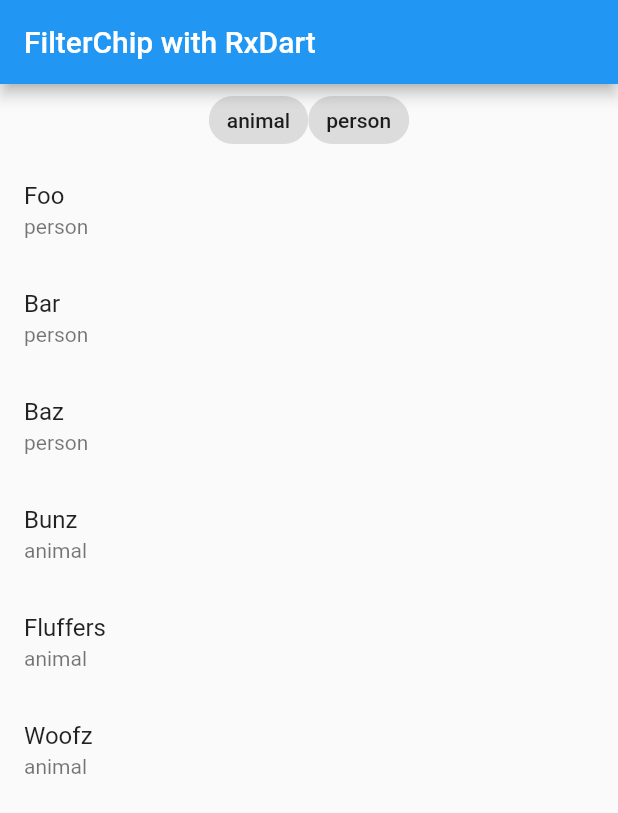
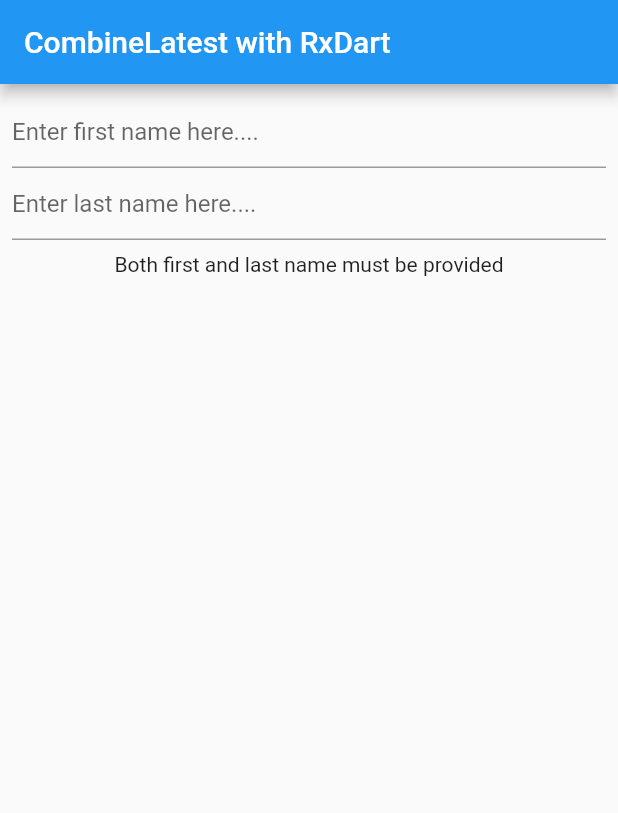
Before and after one commit to ruqaiyasattar/addcontactpp-rxdart, a Flutter app: the screen it shows after launch, on a phone screen of 412 x 824 dp. Shown: the top 813 px of the screen. Run offline on Flutter 3.47's test engine with Material 2 defaults, Android fonts, the phone set to English and light mode, and no system bars; our stand-ins replace rxdart.

Commit message:
added textfield demo

```diff
--- a/lib/main.dart
+++ b/lib/main.dart
@@ -1,60 +1,5 @@
 import 'package:flutter/material.dart';
 import 'package:rxdart/rxdart.dart';
-
-enum TypeOfThings{ animal, person }
-
-@immutable
-class Thing {
-  final TypeOfThings type;
-  final String name;
-
-  const Thing({
-    required this.name,
-    required this.type,
-  });
-}
-
-@immutable
-class Bloc{
-  final Sink<TypeOfThings?> setTypeOfThing; //write only
-  final Stream<TypeOfThings?> currentTypeOfThing; //read only
-  final Stream<Iterable<Thing>> things;  //read-only
-
-  const Bloc._({
-    required this.setTypeOfThing,
-    required this.currentTypeOfThing,
-    required this.things,
-  });
-
-
-  void dispose() {
-    setTypeOfThing.close();
-  }
-
-  factory Bloc({
-    required Iterable<Thing> things,
-}){
-    final typeOfThingSubject = BehaviorSubject<TypeOfThings?>();
-
-    final filteredThings = typeOfThingSubject
-        .debounceTime(const Duration(milliseconds: 300))
-        .map<Iterable<Thing>>((typeOfThing) {
-          if (typeOfThing != null) {
-            return things.where((thing) => thing.type == typeOfThing);
-          }  else {
-            return things;
-          }
-    }).startWith(things);
-
-    return Bloc._(
-        setTypeOfThing: typeOfThingSubject.sink,
-        currentTypeOfThing: typeOfThingSubject.stream,
-        things: filteredThings,
-    );
-}
-}
-
-
 
 void main() {
   runApp(
@@ -68,14 +13,93 @@ void main() {
   );
 }
 
-const things = [
-  Thing(name: 'Foo',type: TypeOfThings.person),
-  Thing(name: 'Bar',type: TypeOfThings.person),
-  Thing(name: 'Baz',type: TypeOfThings.person),
-  Thing(name: 'Bunz',type: TypeOfThings.animal),
-  Thing(name: 'Fluffers',type: TypeOfThings.animal),
-  Thing(name: 'Woofz',type: TypeOfThings.animal),
-];
+@immutable
+class Bloc{
+  final Sink<String?> setFirstName; //write only
+  final Sink<String?> setLastName;  //write only
+  final Stream<String> fullName;
+
+  Bloc._({
+    required this.setFirstName,
+    required this.setLastName,
+    required this.fullName,
+  }); //read only
+
+  void dispose(){
+    setFirstName.close();
+    setLastName.close();
+  }
+
+  factory Bloc(){
+    final firstNameSubject = BehaviorSubject<String?>();
+    final lastNameSubject = BehaviorSubject<String?>();
+    final Stream<String> fullName = Rx.combineLatest2(
+        firstNameSubject.startWith(null),
+        lastNameSubject.startWith(null),
+            (String? firstName, String? lastName) {
+          if (firstName != null &&
+              firstName.isNotEmpty &&
+              lastName != null &&
+              lastName.isNotEmpty)  {
+            return '$firstName $lastName';
+          }  else {
+            return 'Both first and last name must be provided';
+          }
+        });
+
+    return Bloc._(
+      setFirstName: firstNameSubject.sink,
+      setLastName: lastNameSubject.sink,
+      fullName: fullName,
+    );
+  }
+}
+
+typedef AsyncSnapshotBuilderCallBack<T> = Widget Function(
+    BuildContext context,
+    T? value,
+    );
+
+class AsyncSnapshotBuilder<T> extends StatelessWidget{
+  final Stream<T> stream;
+  final AsyncSnapshotBuilderCallBack<T>? onNone;
+  final AsyncSnapshotBuilderCallBack<T>? onWaiting;
+  final AsyncSnapshotBuilderCallBack<T>? onActive;
+  final AsyncSnapshotBuilderCallBack<T>? onDone;
+
+  const AsyncSnapshotBuilder({
+    Key? key,
+    required this.stream,
+    this.onNone,
+    this.onWaiting,
+    this.onActive,
+    this.onDone,
+  }) : super(key: key);
+
+  @override
+  Widget build(BuildContext context) {
+    return StreamBuilder<T>(
+      stream: stream,
+      builder: (context, snapshot){
+        switch(snapshot.connectionState){
+          case ConnectionState.none:
+            final callback = onNone ?? (_, __) => const SizedBox();
+            return callback(context, snapshot.data,);
+          case ConnectionState.waiting:
+            final callback = onWaiting ?? (_, __) => const CircularProgressIndicator();
+            return callback(context, snapshot.data,);
+          case ConnectionState.active:
+            final callback = onActive ?? (_, __) => const SizedBox();
+            return callback(context, snapshot.data, );
+          case ConnectionState.done:
+            final callback = onDone ?? (_, __) => const SizedBox();
+            return callback(context, snapshot.data, );
+        }
+      },
+    );
+  }
+
+}
 
 class HomePage extends StatefulWidget {
   const HomePage({Key? key}) : super(key: key);
@@ -85,14 +109,13 @@ class HomePage extends StatefulWidget {
 }
 
 class _HomePageState extends State<HomePage> {
-  // This widget is the root of your application.
+  //
   late final Bloc bloc;
+
   @override
   void initState() {
     super.initState();
-    bloc = Bloc(
-      things:things,
-    );
+    bloc = Bloc();
   }
 
   @override
@@ -100,48 +123,40 @@ class _HomePageState extends State<HomePage> {
     bloc.dispose();
     super.dispose();
   }
+
   @override
   Widget build(BuildContext context) {
     return Scaffold(
       appBar: AppBar(
-       title: const Text("FilterChip with RxDart"),
+        title: const Text("CombineLatest with RxDart"),
       ),
-      body: Column(
+      body: Padding(
+        padding: const EdgeInsets.all(8.0),
+        child: Column(
           children: [
-          StreamBuilder<TypeOfThings?>(
-              stream: bloc.currentTypeOfThing,
-              builder: (context, snapshot){
-                final selectedTypeOfthing = snapshot.data;
-                return Wrap(children: TypeOfThings.values.map((typeOfThings) {
-                  return FilterChip(
-                      selectedColor: Colors.blueAccent[100],
-                      label: Text(typeOfThings.name),
-                      onSelected: (selected){
-                        final type  = selected ? typeOfThings : null;
-                        bloc.setTypeOfThing.add(type);
-                      },
-                    selected: selectedTypeOfthing == typeOfThings,
+            TextField(
+              decoration: const InputDecoration(
+                hintText: 'Enter first name here....',
+              ),
+              onChanged: bloc.setFirstName.add,
+            ),
+            TextField(
+              decoration: const InputDecoration(
+                hintText: 'Enter last name here....',
+              ),
+              onChanged: bloc.setLastName.add,
+            ),
+            AsyncSnapshotBuilder<String>(
+              stream: bloc.fullName,
+              onActive: (context, String? value){
+                return Padding(
+                  padding: const EdgeInsets.all(8.0),
+                  child: Text(value ?? ''),
                 );
-                }).toList(),);
               },
             ),
-          Expanded(child: StreamBuilder<Iterable<Thing>>(
-            stream: bloc.things,
-            builder: (context, snapshot){
-              final things = snapshot.data ?? [];
-              return ListView.builder(
-                  itemCount: things.length,
-                  itemBuilder: (context , index){
-                    final thing = things.elementAt(index);
-                    return ListTile(
-                      title: Text(thing.name),
-                      subtitle: Text(thing.type.name),
-                    );
-              });
-            },
+          ],
         ),
-          ),
-        ]
       ),
     );
   }
```
Also changed, not shown: 1 other file. Lines whose indentation alone changed are shown as unchanged.
